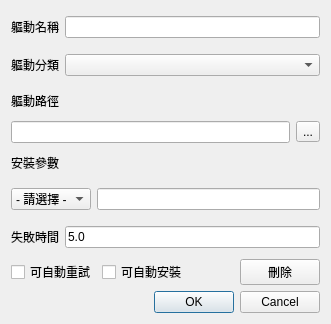
Above: src/ui/dri_cfg_editor.ui from SuperDumbTM/driver-box before the change. Below: the same form after it.
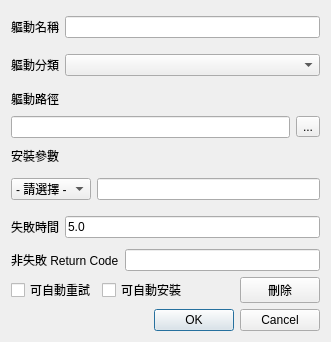
That is the form after the change.

Commit message: feat: input field for ok return code

```diff
--- a/src/ui/dri_cfg_editor.ui
+++ b/src/ui/dri_cfg_editor.ui
@@ -7,7 +7,7 @@
     <x>0</x>
     <y>0</y>
     <width>331</width>
-    <height>324</height>
+    <height>342</height>
    </rect>
   </property>
   <property name="windowTitle">
@@ -190,7 +190,7 @@
           <string>5.0</string>
          </property>
          <property name="readOnly">
-          <bool>true</bool>
+          <bool>false</bool>
          </property>
          <property name="placeholderText">
           <string/>
@@ -204,6 +204,20 @@
      </item>
     </layout>
    </item>
+   <item>
+    <layout class="QHBoxLayout" name="horizontalLayout_2">
+     <item>
+      <widget class="QLabel" name="dri_okrtcode_label">
+       <property name="text">
+        <string>非失敗 Return Code</string>
+       </property>
+      </widget>
+     </item>
+     <item>
+      <widget class="QLineEdit" name="dri_okrtcode_input"/>
+     </item>
+    </layout>
+   </item>
    <item>
     <layout class="QHBoxLayout" name="horizontalLayout_3">
      <item>
```
The commit also changes 3 other files.
